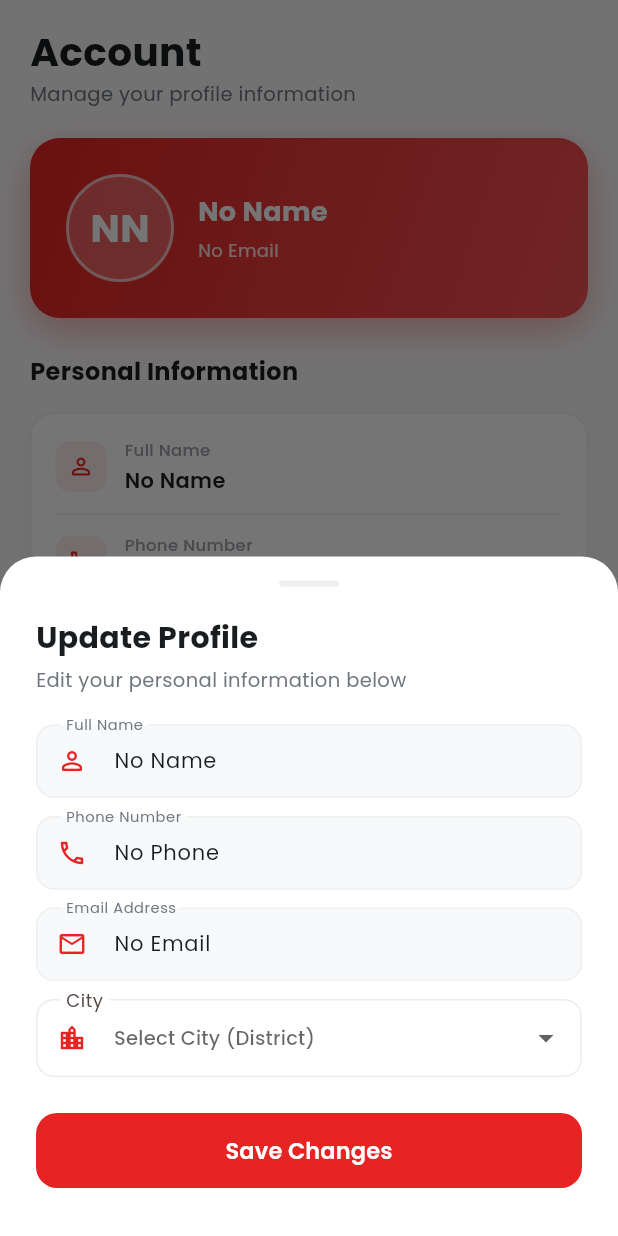
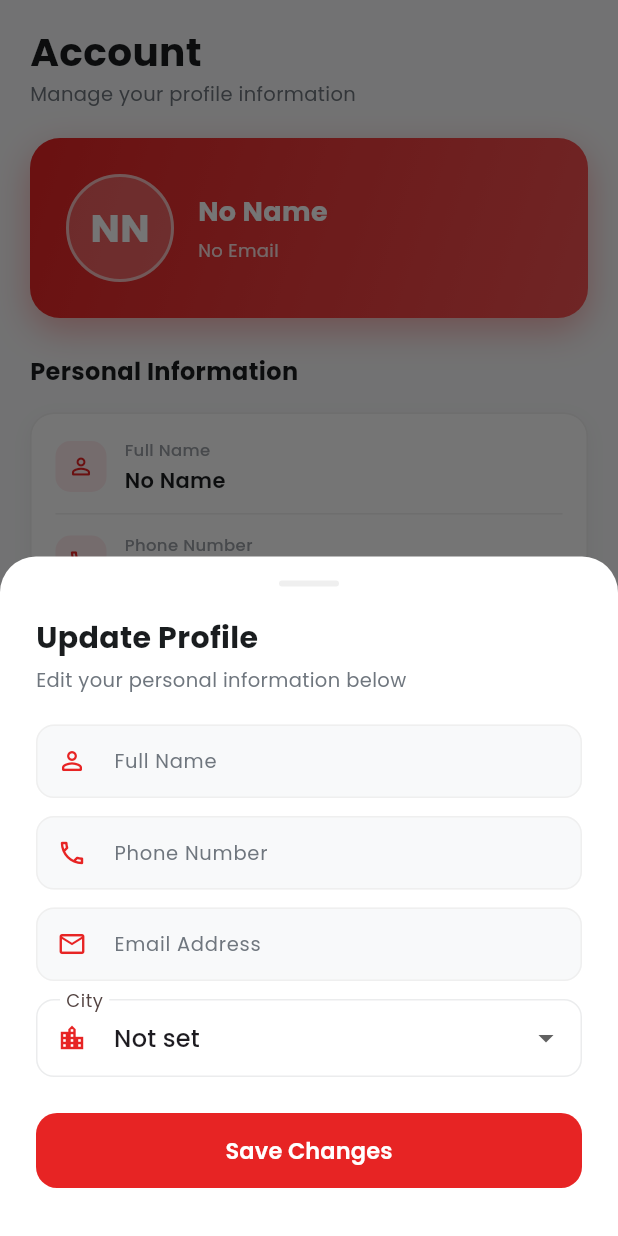
Before and after one commit to Tahmid2K22/Smart-Traffic-Control-and-Emergency-Preemption-System-, a Flutter app: the screen it shows once a user with an empty profile is signed in, item 3 of the bottom bar chosen, after a tap on "Update Profile", on a phone screen of 412 x 824 dp. Run offline on Flutter 3.47's test engine with Material 3 defaults, Android fonts, the phone set to English and light mode, and no system bars; drawn by our look-alikes of google_nav_bar; our stand-ins replace cloud_firestore, firebase_auth, firebase_core, firebase_database, firebase_messaging, flutter_dotenv and 11 more; accounts and stored records are empty; network calls fail.

Commit message:
feat: enhance user profile handling and improve email verification process

```diff
--- a/lib/pages/profile_page.dart
+++ b/lib/pages/profile_page.dart
@@ -19,10 +19,30 @@ class ProfilePage extends StatefulWidget {
 
 class _ProfilePageState extends State<ProfilePage> {
 
-  String _name = 'Loading...';
-  String _email = 'Loading...';
-  String _phone = 'Loading...';
+  // Raw values; placeholders ('No Name', ...) are display-only, never cached
+  // in prefs or written to the database.
+  String _name = '';
+  String _email = '';
+  String _phone = '';
   String? _city;
+  bool _loaded = false;
+
+  static const Set<String> _placeholderValues = {
+    'Loading...',
+    'No Name',
+    'No Email',
+    'No Phone',
+    'User',
+  };
+
+  String get _displayName =>
+      _name.isNotEmpty ? _name : (_loaded ? 'No Name' : 'Loading...');
+
+  String get _displayEmail =>
+      _email.isNotEmpty ? _email : (_loaded ? 'No Email' : 'Loading...');
+
+  String get _displayPhone =>
+      _phone.isNotEmpty ? _phone : (_loaded ? 'No Phone' : 'Loading...');
 
 
   late TextEditingController _nameCtrl;
@@ -38,56 +58,74 @@ class _ProfilePageState extends State<ProfilePage> {
     _loadUserData();
   }
 
+  /// Reads a cached pref, treating legacy placeholder junk ('No Name', etc.)
+  /// as empty so it never pre-fills the edit form or reaches the database.
+  String _cached(SharedPreferences prefs, String key) {
+    final value = prefs.getString(key)?.trim() ?? '';
+    return _placeholderValues.contains(value) ? '' : value;
+  }
+
+  Future<void> _cache(String key, String value) async {
+    final prefs = await SharedPreferences.getInstance();
+    if (value.isEmpty) {
+      await prefs.remove(key);
+    } else {
+      await prefs.setString(key, value);
+    }
+  }
+
   Future<void> _loadUserData() async {
     final prefs = await SharedPreferences.getInstance();
     final user = FirebaseAuth.instance.currentUser;
 
-    var name = prefs.getString('userName')?.trim() ?? '';
-    var email =
-        prefs.getString('userEmail')?.trim() ?? user?.email?.trim() ?? '';
-    var phone = prefs.getString('userPhone')?.trim() ?? '';
+    // Auth email is the sign-in source of truth; prefs only cover signed-out
+    // or pre-fetch states.
+    var name = _cached(prefs, 'userName');
+    var email = user?.email?.trim() ?? _cached(prefs, 'userEmail');
+    var phone = _cached(prefs, 'userPhone');
     var city = prefs.getString('userCity')?.trim();
 
     if (user != null) {
       try {
         final profile = await UserService.instance.fetch(user.uid);
         if (profile != null) {
-          name = profile.name.trim().isNotEmpty
-              ? profile.name.trim()
-              : profile.fullName.trim().isNotEmpty
-              ? profile.fullName.trim()
-              : name.isNotEmpty
-              ? name
-              : user.displayName?.trim() ?? '';
-          email = profile.email.trim().isNotEmpty
-              ? profile.email.trim()
-              : user.email?.trim() ?? email;
-          phone = profile.phone.trim().isNotEmpty ? profile.phone.trim() : phone;
+          if (profile.name.trim().isNotEmpty) {
+            name = profile.name.trim();
+          } else if (profile.fullName.trim().isNotEmpty) {
+            name = profile.fullName.trim();
+          } else if (name.isEmpty) {
+            name = user.displayName?.trim() ?? '';
+          }
+          if (email.isEmpty && profile.email.trim().isNotEmpty) {
+            email = profile.email.trim();
+          }
+          if (profile.phone.trim().isNotEmpty) phone = profile.phone.trim();
           final cityFromProfile = profile.city?.trim() ?? '';
           if (cityFromProfile.isNotEmpty) city = cityFromProfile;
-        } else {
-          name = name.isNotEmpty ? name : user.displayName?.trim() ?? '';
-          email = email.isNotEmpty ? email : user.email?.trim() ?? '';
+        } else if (name.isEmpty) {
+          name = user.displayName?.trim() ?? '';
         }
       } catch (error) {
         debugPrint('Failed to fetch profile: $error');
       }
     }
 
+    // Cache only real values so placeholders never come back from prefs.
+    await _cache('userName', name);
+    await _cache('userEmail', email);
+    await _cache('userPhone', phone);
+
     if (!mounted) return;
     setState(() {
-      _name = name.isNotEmpty ? name : 'No Name';
-      _email = email.isNotEmpty ? email : 'No Email';
-      _phone = phone.isNotEmpty ? phone : 'No Phone';
+      _name = name;
+      _email = email;
+      _phone = phone;
       _city = city?.isNotEmpty == true ? city : null;
+      _loaded = true;
       _nameCtrl.text = _name;
       _emailCtrl.text = _email;
       _phoneCtrl.text = _phone;
     });
-
-    await prefs.setString('userName', _name);
-    await prefs.setString('userEmail', _email);
-    await prefs.setString('userPhone', _phone);
   }
 
   @override
@@ -188,7 +226,7 @@ class _ProfilePageState extends State<ProfilePage> {
               ),
               child: Center(
                 child: Text(
-                  _initials(_name),
+                  _initials(_displayName),
                   style: GoogleFonts.poppins(
                     fontSize: 26,
                     fontWeight: FontWeight.w700,
@@ -203,7 +241,7 @@ class _ProfilePageState extends State<ProfilePage> {
                 crossAxisAlignment: CrossAxisAlignment.start,
                 children: [
                   Text(
-                    _name,
+                    _displayName,
                     style: GoogleFonts.poppins(
                       fontSize: 18,
                       fontWeight: FontWeight.w700,
@@ -212,7 +250,7 @@ class _ProfilePageState extends State<ProfilePage> {
                   ),
                   4.heightBox,
                   Text(
-                    _email,
+                    _displayEmail,
                     style: GoogleFonts.poppins(
                       fontSize: 12,
                       color: Colors.white.withValues(alpha: 0.85),
@@ -263,20 +301,20 @@ class _ProfilePageState extends State<ProfilePage> {
                 _infoRow(
                   icon: Icons.person_outline_rounded,
                   label: 'Full Name',
-                  value: _name,
+                  value: _displayName,
                   isFirst: true,
                 ),
                 _divider(),
                 _infoRow(
                   icon: Icons.phone_outlined,
                   label: 'Phone Number',
-                  value: _phone,
+                  value: _displayPhone,
                 ),
                 _divider(),
                 _infoRow(
                   icon: Icons.email_outlined,
                   label: 'Email Address',
-                  value: _email,
+                  value: _displayEmail,
                 ),
                 _divider(),
                 _infoRow(
@@ -437,10 +475,12 @@ class _ProfilePageState extends State<ProfilePage> {
 
   void _showUpdateDialog(BuildContext context) {
 
+    // Prefill raw values; placeholders are display-only.
     _nameCtrl.text = _name;
     _emailCtrl.text = _email;
     _phoneCtrl.text = _phone;
     String? tempCity = _city;
+    bool saving = false;
 
     showModalBottomSheet(
       context: context,
@@ -512,14 +552,17 @@ class _ProfilePageState extends State<ProfilePage> {
                   ),
                   12.heightBox,
                   DropdownButtonFormField<String>(
-                    initialValue: bdDistricts.contains(tempCity)
-                        ? tempCity
-                        : null,
+                    initialValue: tempCity ?? '',
                     hint: Text(
                       'Select City (District)',
                       style: GoogleFonts.poppins(fontSize: 13),
                     ),
-                    items: bdDistricts.map((String district) {
+                    items: [
+                      const DropdownMenuItem<String>(
+                        value: '',
+                        child: Text('Not set'),
+                      ),
+                      ...bdDistricts.map((String district) {
                         return DropdownMenuItem<String>(
                           value: district,
                           child: Text(
@@ -527,10 +570,14 @@ class _ProfilePageState extends State<ProfilePage> {
                             style: GoogleFonts.poppins(fontSize: 14),
                           ),
                         );
-                    }).toList(),
+                      }),
+                    ],
                     onChanged: (String? newValue) {
                       setModalState(() {
-                        tempCity = newValue;
+                        tempCity =
+                            newValue == null || newValue.isEmpty
+                            ? null
+                            : newValue;
                       });
                     },
                     decoration: InputDecoration(
@@ -570,70 +617,53 @@ class _ProfilePageState extends State<ProfilePage> {
                     width: double.infinity,
                     height: 50,
                     child: ElevatedButton(
-                      onPressed: () async {
+                      onPressed: saving
+                        ? null
+                        : () async {
+                            if (saving) return;
+                            saving = true;
+                            setModalState(() {});
 
                             final nav = Navigator.of(context);
                             final messenger = ScaffoldMessenger.of(context);
+                            final sheetRoute = ModalRoute.of(context);
 
-                        final user = FirebaseAuth.instance.currentUser;
+                            final result = await _saveProfile(
+                              tempCity: tempCity,
+                            );
 
-                        setState(() {
-                          _name = _nameCtrl.text.trim().isEmpty
-                              ? _name
-                              : _nameCtrl.text.trim();
-                          _email = _emailCtrl.text.trim().isEmpty
-                              ? _email
-                              : _emailCtrl.text.trim();
-                          _phone = _phoneCtrl.text.trim().isEmpty
-                              ? _phone
-                              : _phoneCtrl.text.trim();
-                          _city = tempCity ?? _city;
-                        });
-
-
-                        final prefs = await SharedPreferences.getInstance();
-                        await prefs.setString('userName', _name);
-                        await prefs.setString('userEmail', _email);
-                        await prefs.setString('userPhone', _phone);
-                        if (_city != null) {
-                          await prefs.setString('userCity', _city!);
+                            if (result.error != null) {
+                              saving = false;
+                              // The sheet may have been dismissed while
+                              // saving; only touch it if it is still around.
+                              if (sheetRoute?.isActive ?? false) {
+                                setModalState(() {});
                               }
-
-
-                        if (user != null) {
-                          try {
-                            await UserService.instance.update(user.uid, {
-                              'name': _name,
-                              'full_name': _name,
-                              'email': _email,
-                              'phone': _phone,
-                              'city': _city,
-                            });
-                            await user.updateDisplayName(_name);
-                          } catch (e) {
-                            debugPrint(
-                              'Failed to update profile: $e',
-                            );
-                            if (mounted) {
                               messenger.showSnackBar(
-                                const SnackBar(
+                                SnackBar(
                                   content: Text(
-                                    'Could not save profile to the database.',
+                                    result.error!,
+                                    style: GoogleFonts.poppins(fontSize: 13),
                                   ),
                                   backgroundColor: AppColors.warning,
                                 ),
                               );
                               return;
                             }
+
+                            // Close the sheet only if the user didn't
+                            // dismiss it while the save was running.
+                            if (sheetRoute?.isActive ?? false) {
+                              nav.pop();
                             }
-                        }
-
-                        if (!mounted) return;
-                        nav.pop();
                             messenger.showSnackBar(
                               SnackBar(
                                 content: Text(
-                              'Profile updated successfully!',
+                                  result.emailVerificationSent
+                                      ? 'Profile saved. Check your new email '
+                                          'inbox to confirm the address '
+                                          'change.'
+                                      : 'Profile updated successfully!',
                                   style: GoogleFonts.poppins(fontSize: 13),
                                 ),
                                 backgroundColor: const Color(0xFF2E7D32),
@@ -668,6 +698,110 @@ class _ProfilePageState extends State<ProfilePage> {
         },
       ),
     );
+  }
+
+  /// Validates the form, pushes the changes to the backends, and only then
+  /// commits to local state and prefs. Returns an error message on failure;
+  /// [result.error] null means success.
+  Future<({String? error, bool emailVerificationSent})> _saveProfile({
+    required String? tempCity,
+  }) async {
+    final user = FirebaseAuth.instance.currentUser;
+
+    final newName = _nameCtrl.text.trim();
+    final newPhone = _phoneCtrl.text.trim();
+    final newEmail = _emailCtrl.text.trim();
+    final newCity = tempCity == null || tempCity.isEmpty ? null : tempCity;
+
+    // Blank fields keep their current value.
+    final name = newName.isEmpty ? _name : newName;
+    final phone = newPhone.isEmpty ? _phone : newPhone;
+    final email = newEmail.isEmpty ? _email : newEmail;
+
+    if (phone.isNotEmpty) {
+      final digits = phone.replaceAll(RegExp(r'\D'), '');
+      if (digits.length < 6 || digits.length > 15) {
+        return (
+          error: 'Please enter a valid phone number.',
+          emailVerificationSent: false,
+        );
+      }
+    }
+
+    final emailChanged =
+        user != null && email.isNotEmpty && email != (user.email?.trim() ?? '');
+    if (emailChanged &&
+        !RegExp(r'^[^@\s]+@[^@\s]+\.[^@\s]+$').hasMatch(email)) {
+      return (
+        error: 'Please enter a valid email address.',
+        emailVerificationSent: false,
+      );
+    }
+
+    bool emailVerificationSent = false;
+    if (user != null) {
+      // Auth owns the sign-in email, so confirm the new address first. The
+      // Auth email only changes after the user clicks the verification link,
+      // which is why local state keeps showing the current address.
+      if (emailChanged) {
+        try {
+          await user.verifyBeforeUpdateEmail(email);
+          emailVerificationSent = true;
+        } on FirebaseAuthException catch (e) {
+          debugPrint('Failed to start email change: $e');
+          return (
+            error: e.message ?? 'Could not update the email address.',
+            emailVerificationSent: false,
+          );
+        } catch (e) {
+          debugPrint('Failed to start email change: $e');
+          return (
+            error: 'Could not update the email address.',
+            emailVerificationSent: false,
+          );
+        }
+      }
+
+      try {
+        await UserService.instance.update(user.uid, {
+          if (name.isNotEmpty) 'name': name,
+          if (phone.isNotEmpty) 'phone': phone,
+          'city': newCity,
+        });
+      } catch (e) {
+        debugPrint('Failed to update profile: $e');
+        return (
+          error: 'Could not save profile to the database.',
+          emailVerificationSent: false,
+        );
+      }
+
+      // Best-effort; a stale Auth display name is cosmetic.
+      if (name.isNotEmpty) {
+        try {
+          await user.updateDisplayName(name);
+        } catch (e) {
+          debugPrint('Failed to update display name: $e');
+        }
+      }
+    }
+
+    // Remote writes succeeded; commit locally.
+    await _cache('userName', name);
+    await _cache('userEmail', email);
+    await _cache('userPhone', phone);
+    await _cache('userCity', newCity ?? '');
+
+    if (mounted) {
+      setState(() {
+        _name = name;
+        _email = email;
+        _phone = phone;
+        _city = newCity;
+        _loaded = true;
+      });
+    }
+    return (error: null, emailVerificationSent: emailVerificationSent);
   }
 
   Widget _editField({
@@ -781,11 +915,24 @@ class _ProfilePageState extends State<ProfilePage> {
                 child: ElevatedButton(
                   onPressed: () async {
                     final navigator = Navigator.of(context);
+                    final messenger = ScaffoldMessenger.of(context);
                     navigator.pop();
+                    try {
+                      await FirebaseAuth.instance.signOut();
+                    } catch (e) {
+                      debugPrint('Failed to sign out: $e');
+                      messenger.showSnackBar(
+                        const SnackBar(
+                          content: Text('Could not log out. Please try again.'),
+                          backgroundColor: AppColors.warning,
+                        ),
+                      );
+                      return;
+                    }
+                    // Only drop the cached user data once sign-out succeeded.
                     final prefs = await SharedPreferences.getInstance();
                     await prefs.clear();
                     // Back to public home.
-                    await FirebaseAuth.instance.signOut();
                     if (navigator.mounted) {
                       navigator.popUntil((route) => route.isFirst);
                     }
@@ -817,10 +964,16 @@ class _ProfilePageState extends State<ProfilePage> {
 
   // get initials
   String _initials(String name) {
-    final parts = name.trim().split(' ');
+    final parts = name
+        .trim()
+        .split(RegExp(r'\s+'))
+        .where((part) => part.isNotEmpty)
+        .toList();
+    if (parts.isEmpty) return '?';
     if (parts.length >= 2) {
       return '${parts.first[0]}${parts.last[0]}'.toUpperCase();
     }
-    return name.substring(0, name.length >= 2 ? 2 : 1).toUpperCase();
+    final word = parts.first;
+    return word.substring(0, word.length >= 2 ? 2 : 1).toUpperCase();
   }
 }
--- a/lib/services/hospital_service.dart
+++ b/lib/services/hospital_service.dart
@@ -1,3 +1,4 @@
+  //  Registration
 import 'package:cloud_firestore/cloud_firestore.dart';
 import 'package:firebase_auth/firebase_auth.dart';
 import 'package:firebase_core/firebase_core.dart';
@@ -16,7 +17,7 @@ class HospitalService {
   FirebaseFirestore get _firestore =>
       _providedFirestore ?? FirebaseFirestore.instance;
 
-  // ── Registration ───────────────────────────────────────────────────────────
+  //  Registration
 
   Future<UserCredential> registerHospitalAccount({
     required String name,
```
Also changed, not shown: lib/pages/login_page.dart (+15 -4 lines). Lines whose indentation alone changed are shown as unchanged.
